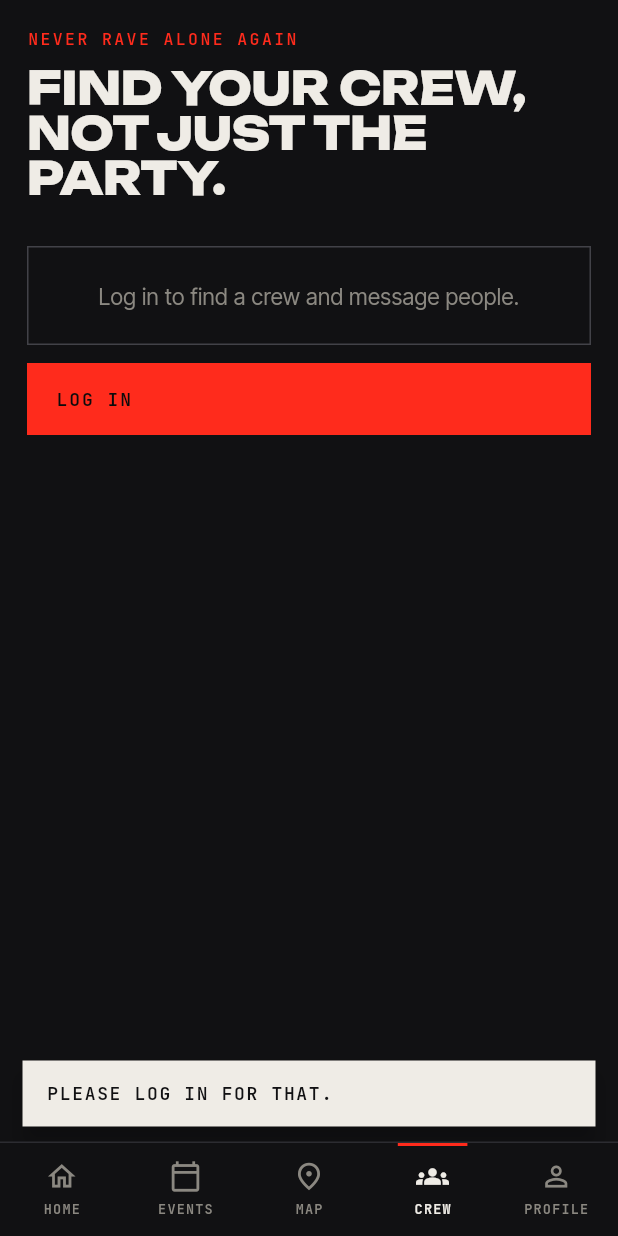
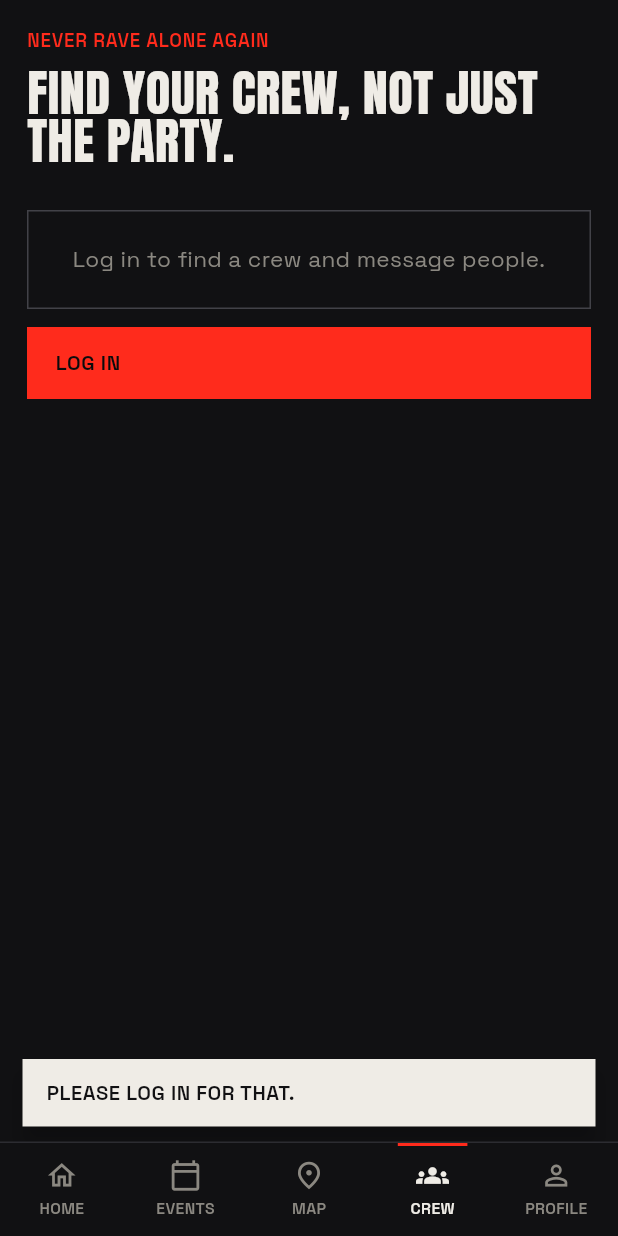
Before and after one commit to jxnnk/rave-strangers, a Flutter app: the screen it shows after launch, after a tap on the "notifications none" icon, on a phone screen of 412 x 824 dp. Run offline on Flutter 3.47's test engine with Material 3 defaults, Android fonts, the phone set to English and light mode, and no system bars; our stand-ins replace flutter_map, google_fonts, latlong2, share_plus, shared_preferences, supabase_flutter; missing offline and left inert: apple_maps_flutter; accounts and stored records are empty; network calls fail.

Commit message:
Neues Design (Mix A+C): Anton-Plakatschrift + Space Grotesk, keine Mono-Labels/Abschnittsnummern/Klammern, neues Logo
Co-Authored-By: Claude Opus 5.5 <noreply@anthropic.com>
Claude-Session: https://claude.ai/code/session_01WShUj5USBq32Mi5iYb1hqJ

```diff
--- a/flutter_app/lib/theme.dart
+++ b/flutter_app/lib/theme.dart
@@ -17,18 +17,18 @@ class C {
   static const amber = Color(0xFFFFB020);
 }
 
-/// Wide, heavy headline face (always uppercase in use).
-TextStyle display(double size, {Color color = C.text}) => GoogleFonts.unbounded(
-    fontSize: size, fontWeight: FontWeight.w800, color: color, height: 1.0, letterSpacing: -0.4);
+/// Poster headline face (Anton, always uppercase in use). Mix A+C design.
+TextStyle display(double size, {Color color = C.text}) => GoogleFonts.anton(
+    fontSize: size * 1.12, fontWeight: FontWeight.w400, color: color, height: 0.95, letterSpacing: 0.3);
 
-/// Monospace for all data: dates, times, labels, buttons.
+/// Small labels, dates, buttons (grotesk, slightly larger than the old monospace).
 TextStyle mono(double size,
         {Color color = C.muted, FontWeight weight = FontWeight.w600, double spacing = 1.1}) =>
-    GoogleFonts.jetBrainsMono(fontSize: size, fontWeight: weight, color: color, letterSpacing: spacing);
+    GoogleFonts.spaceGrotesk(fontSize: size + 1.5, fontWeight: weight, color: color, letterSpacing: spacing * 0.3);
 
 /// Calm grotesk for body text.
 TextStyle body(double size, {Color color = C.text, FontWeight weight = FontWeight.w400}) =>
-    GoogleFonts.interTight(fontSize: size, color: color, fontWeight: weight, height: 1.35);
+    GoogleFonts.spaceGrotesk(fontSize: size, color: color, fontWeight: weight, height: 1.35);
 
 ThemeData buildTheme() {
   final base = ThemeData(brightness: Brightness.dark, useMaterial3: true);
@@ -39,7 +39,7 @@ ThemeData buildTheme() {
     canvasColor: C.bg,
     colorScheme: const ColorScheme.dark(
         primary: C.accent, onPrimary: C.ink, secondary: C.text, surface: C.surface, onSurface: C.text),
-    textTheme: GoogleFonts.interTightTextTheme(base.textTheme)
+    textTheme: GoogleFonts.spaceGroteskTextTheme(base.textTheme)
         .apply(bodyColor: C.text, displayColor: C.text),
     appBarTheme: AppBarTheme(
         backgroundColor: C.bg,
--- a/flutter_app/lib/widgets.dart
+++ b/flutter_app/lib/widgets.dart
@@ -44,15 +44,10 @@ class Brand extends StatelessWidget {
   const Brand({super.key});
   @override
   Widget build(BuildContext context) {
-    return Row(mainAxisSize: MainAxisSize.min, children: [
-      Text('RAVE', style: display(15)),
-      Transform(
-        transform: Matrix4.skewX(-0.38),
-        alignment: Alignment.center,
-        child: Container(width: 3, height: 20, color: C.accent, margin: const EdgeInsets.symmetric(horizontal: 7)),
-      ),
-      Text('STRANGERS', style: display(15)),
-    ]);
+    return Text.rich(TextSpan(children: [
+      TextSpan(text: 'RAVE ', style: display(18)),
+      TextSpan(text: 'STRANGERS', style: display(18, color: C.accent)),
+    ]));
   }
 }
 
@@ -76,9 +71,7 @@ class Section extends StatelessWidget {
       padding: const EdgeInsets.only(top: 12),
       decoration: const BoxDecoration(border: Border(top: BorderSide(color: C.line))),
       child: Row(crossAxisAlignment: CrossAxisAlignment.baseline, textBaseline: TextBaseline.alphabetic, children: [
-        Text(no.toString().padLeft(2, '0'), style: mono(11, color: C.accent)),
-        const SizedBox(width: 10),
-        Expanded(child: Text(title.toUpperCase(), style: display(18))),
+        Expanded(child: Text(title.toUpperCase(), style: display(22))),
       ]),
     );
   }
@@ -90,7 +83,7 @@ class Tag extends StatelessWidget {
   const Tag(this.text, {super.key, this.hot = false});
   @override
   Widget build(BuildContext context) =>
-      Text('[ ${text.toUpperCase()} ]', style: mono(10.5, color: hot ? C.accent : C.muted));
+      Text(text, style: mono(10.5, color: hot ? C.accent : C.muted));
 }
 
 class RsButton extends StatelessWidget {
```
Also changed, not shown: 3 other files.
